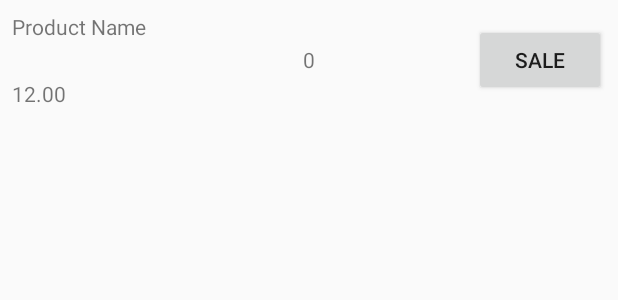
After one commit to LuizPelegrini/ABND_P7, an Android app: the layout list_item.xml on its own in the app's theme, with its tools: preview values and no code run, on a phone screen of 412 x 824 dp. The commit adds this screen. Shown: the top 300 px of the screen. Run offline under Robolectric (Android 15) with nearby library versions, the phone set to English and light mode, and no system bars.

Commit message:
Change the MainActivity UI to a ListView and add CursorAdapter

```diff
--- /dev/null
+++ b/app/src/main/res/layout/list_item.xml
@@ -0,0 +1,39 @@
+<?xml version="1.0" encoding="utf-8"?>
+<RelativeLayout
+    xmlns:android="http://schemas.android.com/apk/res/android"
+    xmlns:tools="http://schemas.android.com/tools"
+    android:layout_width="match_parent"
+    android:layout_height="80dp"
+    android:padding="8dp">
+
+    <!-- Product Name -->
+    <TextView
+        android:id="@+id/product_name_text"
+        android:layout_width="wrap_content"
+        android:layout_height="wrap_content"
+        tools:text="Product Name"/>
+
+    <!-- Product Price -->
+    <TextView
+        android:id="@+id/product_price_text"
+        android:layout_alignParentBottom="true"
+        android:layout_width="wrap_content"
+        android:layout_height="wrap_content"
+        tools:text="12.00"/>
+
+    <TextView
+        android:id="@+id/product_quantity_text"
+        android:layout_width="wrap_content"
+        android:layout_height="wrap_content"
+        android:layout_centerInParent="true"
+        tools:text="0"/>
+
+    <Button
+        android:layout_width="wrap_content"
+        android:layout_height="wrap_content"
+        android:layout_alignParentRight="true"
+        android:layout_alignParentEnd="true"
+        android:layout_centerVertical="true"
+        android:text="@string/sale"/>
+
+</RelativeLayout>
--- a/app/src/main/res/values/strings.xml
+++ b/app/src/main/res/values/strings.xml
@@ -10,4 +10,5 @@
     <string name="supplier_name">Supplier Name</string>
     <string name="supplier_phone_number">Supplier Phone Number</string>
     <string name="title_activity_details">DetailsActivity</string>
+    <string name="sale">SALE</string>
 </resources>
```
Also changed, not shown: app/src/main/java/com/example/android/abnd_p7/MainActivity.java (+48 -45 lines), app/src/main/java/com/example/android/abnd_p7/adapter/ProductAdapter.java (added, +62 -0 lines).
